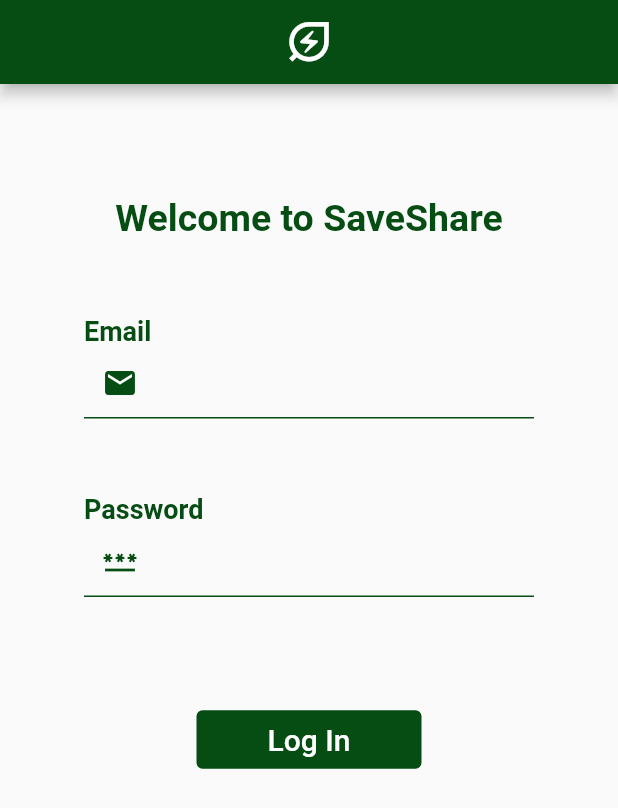
After one commit to suhas-arun/drp_40, a Flutter app: the LoginPage screen opened directly, on a phone screen of 412 x 824 dp. The commit adds this screen. Shown: the top 808 px of the screen. Run offline on Flutter 3.47's test engine with Material 2 defaults, Android fonts, the phone set to English and light mode, and no system bars; our stand-ins replace cloud_firestore, firebase_auth, firebase_core, fl_chart, flutter_slidable, pie_chart; accounts and stored records are empty.

Commit message:
Added login page + login functionality

```diff
--- a/lib/pages/log_page.dart
+++ b/lib/pages/log_page.dart
@@ -232,7 +232,7 @@ class _LogPageState extends State<LogPage> {
           onPressed: () async {
             var curUserId = (await FirebaseFirestore.instance
                     .collection("user")
-                    .where("name", isEqualTo: User.curUser.name)
+                    .where("name", isEqualTo: User_.curUser)
                     .get())
                 .docs[0]
                 .id;
--- /dev/null
+++ b/lib/pages/login_page.dart
@@ -0,0 +1,141 @@
+import 'package:flutter/material.dart';
+import 'package:saveshare/constants/colour.dart';
+import 'package:saveshare/constants/text.dart';
+import 'package:firebase_auth/firebase_auth.dart';
+
+import '../constants/size.dart';
+import '../user/user.dart';
+import 'home_page.dart';
+
+class LoginPage extends StatefulWidget {
+  const LoginPage({super.key});
+
+  @override
+  State<LoginPage> createState() => _LoginPageState();
+}
+
+class _LoginPageState extends State<LoginPage> {
+  final TextEditingController _emailController = TextEditingController();
+  final TextEditingController _passwordController = TextEditingController();
+  String errorText = "";
+
+  @override
+  Widget build(BuildContext context) {
+    return Scaffold(
+        resizeToAvoidBottomInset: false,
+        appBar: AppBar(
+            automaticallyImplyLeading: false,
+            centerTitle: true,
+            backgroundColor: APPColour.green,
+            title: IconButton(
+              iconSize: APPSize.APP_ICON_SIZE,
+              color: Colors.white,
+              icon: const Icon(Icons.energy_savings_leaf_outlined),
+              onPressed: () {},
+            )),
+        body: Column(children: [
+          const SizedBox(height: 75),
+          Container(
+            alignment: Alignment.center,
+            child: const Text("Welcome to SaveShare",
+                style: APPText.largeGreenText),
+          ),
+          const SizedBox(height: 50),
+          emailInput(),
+          const SizedBox(height: 50),
+          passwordInput(),
+          const SizedBox(height: 20),
+          Container(
+            alignment: Alignment.center,
+            child: Text(errorText, style: APPText.badMediumText),
+          ),
+          const SizedBox(height: 30),
+          logInButton()
+        ]));
+  }
+
+  Widget emailInput() {
+    return Column(
+        crossAxisAlignment: CrossAxisAlignment.start,
+        children: <Widget>[
+          const Text(
+            "Email",
+            style: APPText.mediumGreenText,
+          ),
+          SizedBox(
+              width: 300,
+              child: TextField(
+                  controller: _emailController,
+                  style: const TextStyle(color: APPColour.green),
+                  cursorColor: APPColour.green,
+                  decoration: const InputDecoration(
+                      prefixIcon: Icon(Icons.email, color: APPColour.green),
+                      hoverColor: APPColour.green,
+                      enabledBorder: UnderlineInputBorder(
+                          borderSide: BorderSide(color: APPColour.green)),
+                      focusedBorder: UnderlineInputBorder(
+                          borderSide: BorderSide(color: APPColour.green))))),
+        ]);
+  }
+
+  Widget passwordInput() {
+    return Column(
+        crossAxisAlignment: CrossAxisAlignment.start,
+        children: <Widget>[
+          const Text(
+            "Password",
+            style: APPText.mediumGreenText,
+          ),
+          SizedBox(
+              width: 300,
+              child: TextField(
+                  obscureText: true,
+                  controller: _passwordController,
+                  style: const TextStyle(color: APPColour.green),
+                  cursorColor: APPColour.green,
+                  decoration: const InputDecoration(
+                      prefixIcon: Icon(Icons.password, color: APPColour.green),
+                      hoverColor: APPColour.green,
+                      enabledBorder: UnderlineInputBorder(
+                          borderSide: BorderSide(color: APPColour.green)),
+                      focusedBorder: UnderlineInputBorder(
+                          borderSide: BorderSide(color: APPColour.green))))),
+        ]);
+  }
+
+  Widget logInButton() {
+    return SizedBox(
+        width: 150,
+        child: TextButton(
+          style: TextButton.styleFrom(
+              backgroundColor: APPColour.green, foregroundColor: Colors.white),
+          onPressed: login,
+          child: const Text("Log In", style: TextStyle(fontSize: 20)),
+        ));
+  }
+
+  Future<void> login() async {
+    UserCredential userCredential;
+    try {
+      userCredential = await FirebaseAuth.instance.signInWithEmailAndPassword(
+          email: _emailController.text, password: _passwordController.text);
+    } catch (e) {
+      setState(() {
+        errorText = "Incorrect email or password.";
+      });
+      return;
+    }
+    User? user = userCredential.user;
+    if (user != null) {
+      String name = user.email!.split("@")[0];
+      User_.curUser = name[0].toUpperCase() + name.substring(1);
+      // ignore: use_build_context_synchronously
+      Navigator.pop(context);
+      // ignore: use_build_context_synchronously
+      Navigator.push(
+        context,
+        MaterialPageRoute(builder: (context) => const HomePage()),
+      );
+    }
+  }
+}
--- a/lib/user/user.dart
+++ b/lib/user/user.dart
@@ -3,16 +3,13 @@ import 'package:saveshare/constants/size.dart';
 import 'package:flutter/material.dart';
 
 //will have to implement comparable probably
-class User {
-  User(
+class User_ {
+  User_(
       {required this.name,
       required this.energyPercentage,
       required this.profilePicture});
 
-  static User curUser = User(
-      name: "Alex",
-      energyPercentage: 10,
-      profilePicture: User.getProfilePic("Alex"));
+  static String curUser = "Alex";
 
   String name;
 
--- a/pubspec.yaml
+++ b/pubspec.yaml
@@ -37,7 +37,7 @@ dependencies:
   cupertino_icons: ^1.0.2
   pie_chart: ^5.3.2
   firebase_core: ^2.13.1
-  firebase_auth:
+  firebase_auth: ^4.6.3
   cloud_firestore: ^4.4.0
   percent_indicator: ^4.0.1
   fl_chart: ^0.63.0
```
Also changed, not shown: lib/components/drawer.dart (+10 -3 lines), lib/components/laundry_pie_chart.dart (+5 -5 lines), lib/components/shower_pie_chart.dart (+5 -5 lines), lib/components/user_tile.dart (+9 -9 lines), lib/pages/breakdown_page.dart (+23 -23 lines), pubspec.lock.
